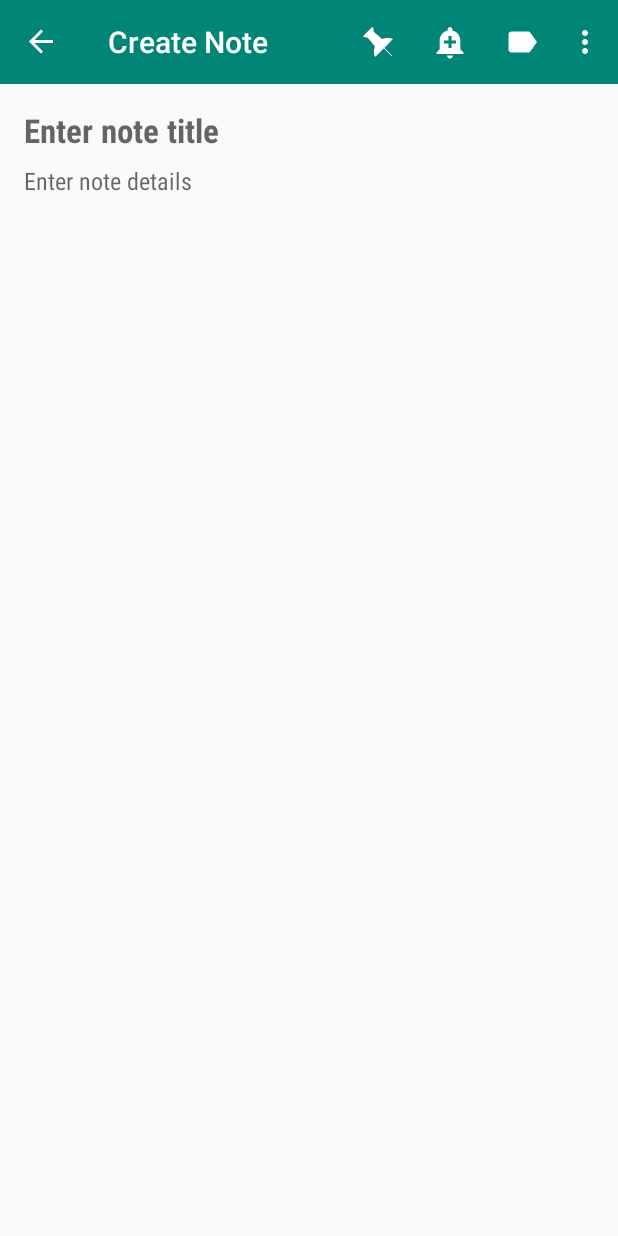
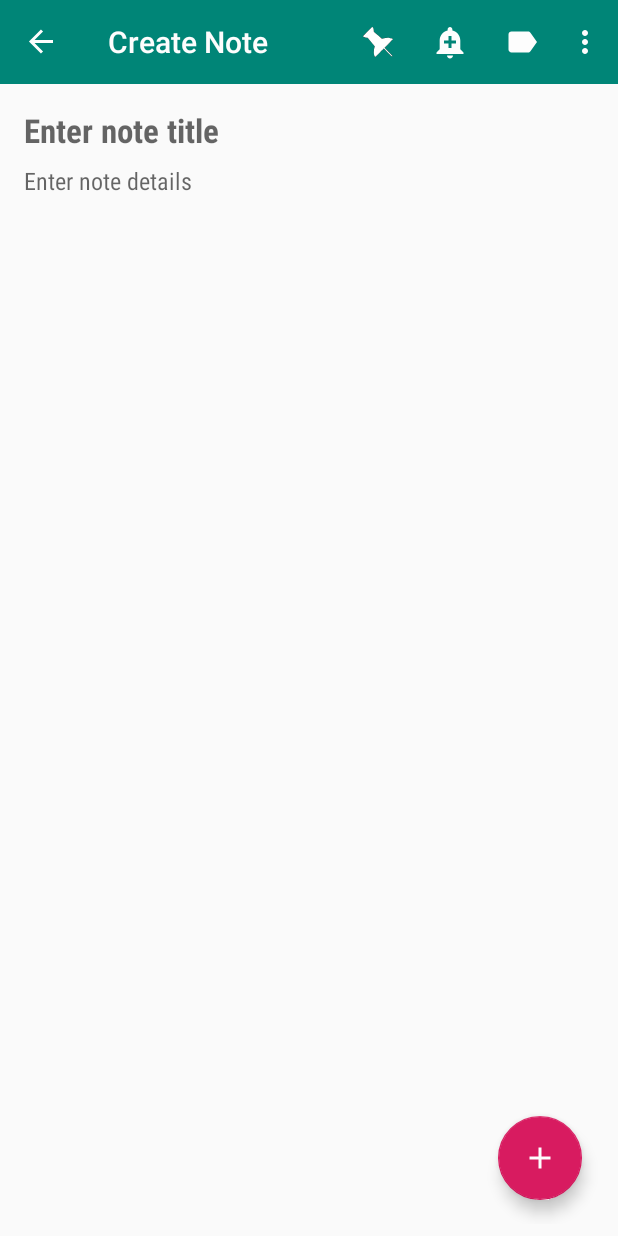
Before and after one commit to androidpirate/SlickNotes, an Android app: the NoteCreateFragment screen opened through its navigation route, on a phone screen of 412 x 824 dp. Run offline under Robolectric (Android 15) with nearby library versions, the phone set to English and light mode, and no system bars; our stand-ins replace Room's generated code, navigation-ui; 2 statements that could not run were skipped.

Commit message:
New feat - Add expandable FAB button layout and styles

```diff
--- /dev/null
+++ b/app/src/main/res/drawable/ic_add.xml
@@ -0,0 +1,23 @@
+<!--
+  ~
+  ~  Copyright (C) 2016 The Android Open Source Project
+  ~
+  ~      Licensed under the Apache License, Version 2.0 (the "License");
+  ~      you may not use this file except in compliance with the License.
+  ~      You may obtain a copy of the License at
+  ~
+  ~           http://www.apache.org/licenses/LICENSE-2.0
+  ~
+  ~      Unless required by applicable law or agreed to in writing, software
+  ~      distributed under the License is distributed on an "AS IS" BASIS,
+  ~      WITHOUT WARRANTIES OR CONDITIONS OF ANY KIND, either express or implied.
+  ~      See the License for the specific language governing permissions and
+  ~      limitations under the License.
+  ~
+  -->
+
+<vector android:height="24dp" android:tint="#FDFDFD"
+    android:viewportHeight="24.0" android:viewportWidth="24.0"
+    android:width="24dp" xmlns:android="http://schemas.android.com/apk/res/android">
+    <path android:fillColor="#FF000000" android:pathData="M19,13h-6v6h-2v-6H5v-2h6V5h2v6h6v2z"/>
+</vector>
--- /dev/null
+++ b/app/src/main/res/drawable/ic_color.xml
@@ -0,0 +1,23 @@
+<!--
+  ~
+  ~  Copyright (C) 2016 The Android Open Source Project
+  ~
+  ~      Licensed under the Apache License, Version 2.0 (the "License");
+  ~      you may not use this file except in compliance with the License.
+  ~      You may obtain a copy of the License at
+  ~
+  ~           http://www.apache.org/licenses/LICENSE-2.0
+  ~
+  ~      Unless required by applicable law or agreed to in writing, software
+  ~      distributed under the License is distributed on an "AS IS" BASIS,
+  ~      WITHOUT WARRANTIES OR CONDITIONS OF ANY KIND, either express or implied.
+  ~      See the License for the specific language governing permissions and
+  ~      limitations under the License.
+  ~
+  -->
+
+<vector android:height="24dp" android:tint="#FDFDFD"
+    android:viewportHeight="24.0" android:viewportWidth="24.0"
+    android:width="24dp" xmlns:android="http://schemas.android.com/apk/res/android">
+    <path android:fillColor="#FF000000" android:pathData="M12,3c-4.97,0 -9,4.03 -9,9s4.03,9 9,9c0.83,0 1.5,-0.67 1.5,-1.5 0,-0.39 -0.15,-0.74 -0.39,-1.01 -0.23,-0.26 -0.38,-0.61 -0.38,-0.99 0,-0.83 0.67,-1.5 1.5,-1.5L16,16c2.76,0 5,-2.24 5,-5 0,-4.42 -4.03,-8 -9,-8zM6.5,12c-0.83,0 -1.5,-0.67 -1.5,-1.5S5.67,9 6.5,9 8,9.67 8,10.5 7.33,12 6.5,12zM9.5,8C8.67,8 8,7.33 8,6.5S8.67,5 9.5,5s1.5,0.67 1.5,1.5S10.33,8 9.5,8zM14.5,8c-0.83,0 -1.5,-0.67 -1.5,-1.5S13.67,5 14.5,5s1.5,0.67 1.5,1.5S15.33,8 14.5,8zM17.5,12c-0.83,0 -1.5,-0.67 -1.5,-1.5S16.67,9 17.5,9s1.5,0.67 1.5,1.5 -0.67,1.5 -1.5,1.5z"/>
+</vector>
--- /dev/null
+++ b/app/src/main/res/drawable/ic_share.xml
@@ -0,0 +1,23 @@
+<!--
+  ~
+  ~  Copyright (C) 2016 The Android Open Source Project
+  ~
+  ~      Licensed under the Apache License, Version 2.0 (the "License");
+  ~      you may not use this file except in compliance with the License.
+  ~      You may obtain a copy of the License at
+  ~
+  ~           http://www.apache.org/licenses/LICENSE-2.0
+  ~
+  ~      Unless required by applicable law or agreed to in writing, software
+  ~      distributed under the License is distributed on an "AS IS" BASIS,
+  ~      WITHOUT WARRANTIES OR CONDITIONS OF ANY KIND, either express or implied.
+  ~      See the License for the specific language governing permissions and
+  ~      limitations under the License.
+  ~
+  -->
+
+<vector android:height="24dp" android:tint="#FDFDFD"
+    android:viewportHeight="24.0" android:viewportWidth="24.0"
+    android:width="24dp" xmlns:android="http://schemas.android.com/apk/res/android">
+    <path android:fillColor="#FF000000" android:pathData="M18,16.08c-0.76,0 -1.44,0.3 -1.96,0.77L8.91,12.7c0.05,-0.23 0.09,-0.46 0.09,-0.7s-0.04,-0.47 -0.09,-0.7l7.05,-4.11c0.54,0.5 1.25,0.81 2.04,0.81 1.66,0 3,-1.34 3,-3s-1.34,-3 -3,-3 -3,1.34 -3,3c0,0.24 0.04,0.47 0.09,0.7L8.04,9.81C7.5,9.31 6.79,9 6,9c-1.66,0 -3,1.34 -3,3s1.34,3 3,3c0.79,0 1.5,-0.31 2.04,-0.81l7.12,4.16c-0.05,0.21 -0.08,0.43 -0.08,0.65 0,1.61 1.31,2.92 2.92,2.92 1.61,0 2.92,-1.31 2.92,-2.92s-1.31,-2.92 -2.92,-2.92z"/>
+</vector>
--- a/app/src/main/res/layout/fragment_note_editable_base.xml
+++ b/app/src/main/res/layout/fragment_note_editable_base.xml
@@ -31,7 +31,7 @@
         app:layout_constraintTop_toTopOf="parent"
         app:layout_constraintStart_toStartOf="parent"
         app:layout_constraintEnd_toEndOf="parent"
-        tools:text = "Note Title Goes Here"/>
+        tools:text = "Note Title Goes Here" />
 
     <EditText
         android:id="@+id/et_details"
@@ -42,4 +42,28 @@
         app:layout_constraintBottom_toBottomOf="parent"
         tools:text="Note Details Goes Here"/>
 
+    <com.google.android.material.floatingactionbutton.FloatingActionButton
+        android:id="@+id/fab_actions"
+        style="@style/ActionFabStyle"
+        app:layout_constraintEnd_toEndOf="parent"
+        app:layout_constraintBottom_toBottomOf="parent"/>
+
+    <com.google.android.material.floatingactionbutton.FloatingActionButton
+        android:id="@+id/fab_add_label"
+        style="@style/AddLabelFabStyle"
+        app:layout_constraintEnd_toEndOf="parent"
+        app:layout_constraintBottom_toBottomOf="parent"/>
+
+    <com.google.android.material.floatingactionbutton.FloatingActionButton
+        android:id="@+id/fab_change_color"
+        style="@style/ChangeColorFabStyle"
+        app:layout_constraintEnd_toEndOf="parent"
+        app:layout_constraintBottom_toBottomOf="parent"/>
+
+    <com.google.android.material.floatingactionbutton.FloatingActionButton
+        android:id="@+id/fab_share"
+        style="@style/ShareFabStyle"
+        app:layout_constraintEnd_toEndOf="parent"
+        app:layout_constraintBottom_toBottomOf="parent"/>
+
 </androidx.constraintlayout.widget.ConstraintLayout>
--- a/app/src/main/res/layout/fragment_note_list.xml
+++ b/app/src/main/res/layout/fragment_note_list.xml
@@ -25,7 +25,7 @@
 
     <com.google.android.material.floatingactionbutton.FloatingActionButton
         android:id="@+id/fab"
-        style="@style/FabStyle"
+        style="@style/InsertFabStyle"
         app:layout_constraintEnd_toEndOf="parent"
         app:layout_constraintBottom_toBottomOf="parent"/>
 
--- a/app/src/main/res/layout/fragment_note_list_base.xml
+++ b/app/src/main/res/layout/fragment_note_list_base.xml
@@ -25,7 +25,7 @@
 
     <com.google.android.material.floatingactionbutton.FloatingActionButton
         android:id="@+id/fab"
-        style="@style/FabStyle"
+        style="@style/InsertFabStyle"
         app:layout_constraintEnd_toEndOf="parent"
         app:layout_constraintBottom_toBottomOf="parent"/>
 
--- a/app/src/main/res/values/dimensions.xml
+++ b/app/src/main/res/values/dimensions.xml
@@ -31,4 +31,8 @@
     <dimen name="nav_header_title">22sp</dimen>
     <dimen name="content_header">22sp</dimen>
     <dimen name="content_details">16sp</dimen>
+    <!-- FAB Margins -->
+    <dimen name="fab_bottom_margin_level_1">90dp</dimen>
+    <dimen name="fab_bottom_margin_level_2">160dp</dimen>
+    <dimen name="fab_bottom_margin_level_3">230dp</dimen>
 </resources>
--- a/app/src/main/res/values/styles.xml
+++ b/app/src/main/res/values/styles.xml
@@ -60,13 +60,43 @@
         <item name="android:layout_marginTop">@dimen/margin_16</item>
     </style>
 
-    <!-- Fab style -->
-    <style name="FabStyle">
+    <!-- Fab styles -->
+    <style name="BaseFabStyle">
         <item name="android:layout_width">wrap_content</item>
         <item name="android:layout_height">wrap_content</item>
-        <item name="android:src">@drawable/ic_insert_note</item>
         <item name="android:layout_marginEnd">@dimen/margin_16</item>
         <item name="android:layout_marginBottom">@dimen/margin_16</item>
+    </style>
+
+    <!-- Insert FAB -->
+    <style name="InsertFabStyle" parent="BaseFabStyle">
+        <item name="android:src">@drawable/ic_insert_note</item>
+    </style>
+
+    <!-- Actions FAB -->
+    <style name="ActionFabStyle" parent="BaseFabStyle">
+        <item name="android:src">@drawable/ic_add</item>
+    </style>
+
+    <!-- Add Labels FAB -->
+    <style name="AddLabelFabStyle" parent="BaseFabStyle">
+        <item name="android:src">@drawable/ic_label</item>
+        <item name="android:layout_marginBottom">@dimen/fab_bottom_margin_level_1</item>
+        <item name="android:visibility">invisible</item>
+    </style>
+
+    <!-- Change Color FAB -->
+    <style name="ChangeColorFabStyle" parent="BaseFabStyle">
+        <item name="android:src">@drawable/ic_color</item>
+        <item name="android:layout_marginBottom">@dimen/fab_bottom_margin_level_2</item>
+        <item name="android:visibility">invisible</item>
+    </style>
+
+    <!-- Share FAB -->
+    <style name="ShareFabStyle" parent="BaseFabStyle">
+        <item name="android:src">@drawable/ic_share</item>
+        <item name="android:layout_marginBottom">@dimen/fab_bottom_margin_level_3</item>
+        <item name="android:visibility">invisible</item>
     </style>
 
     <!-- Note list style -->
```
